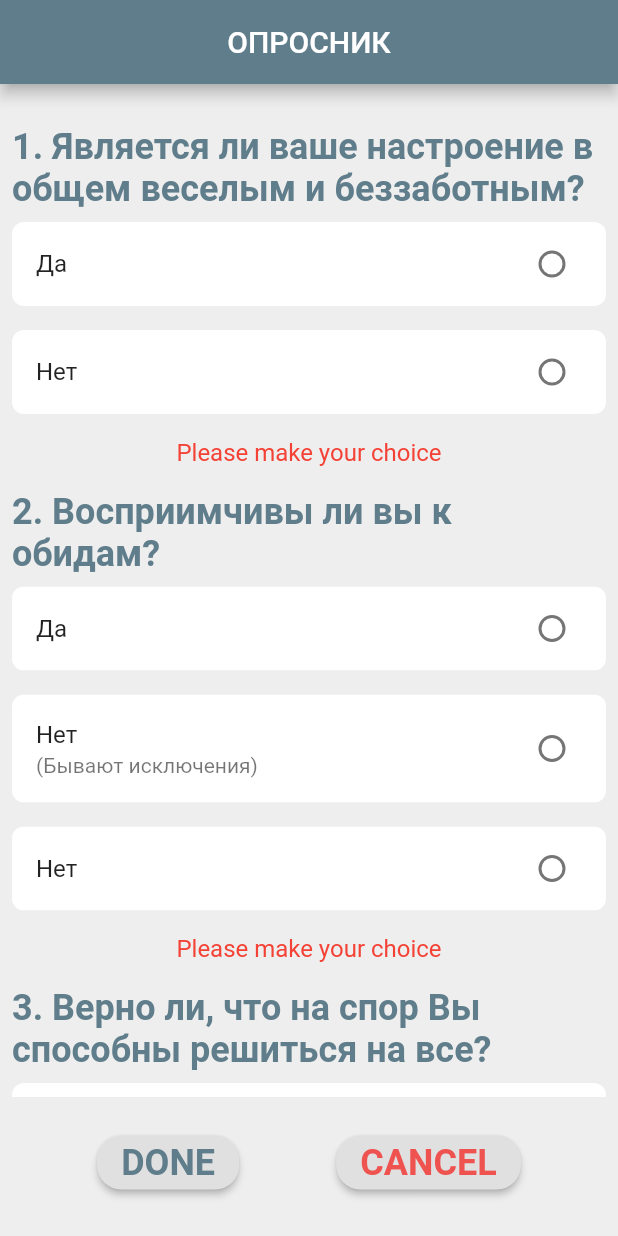
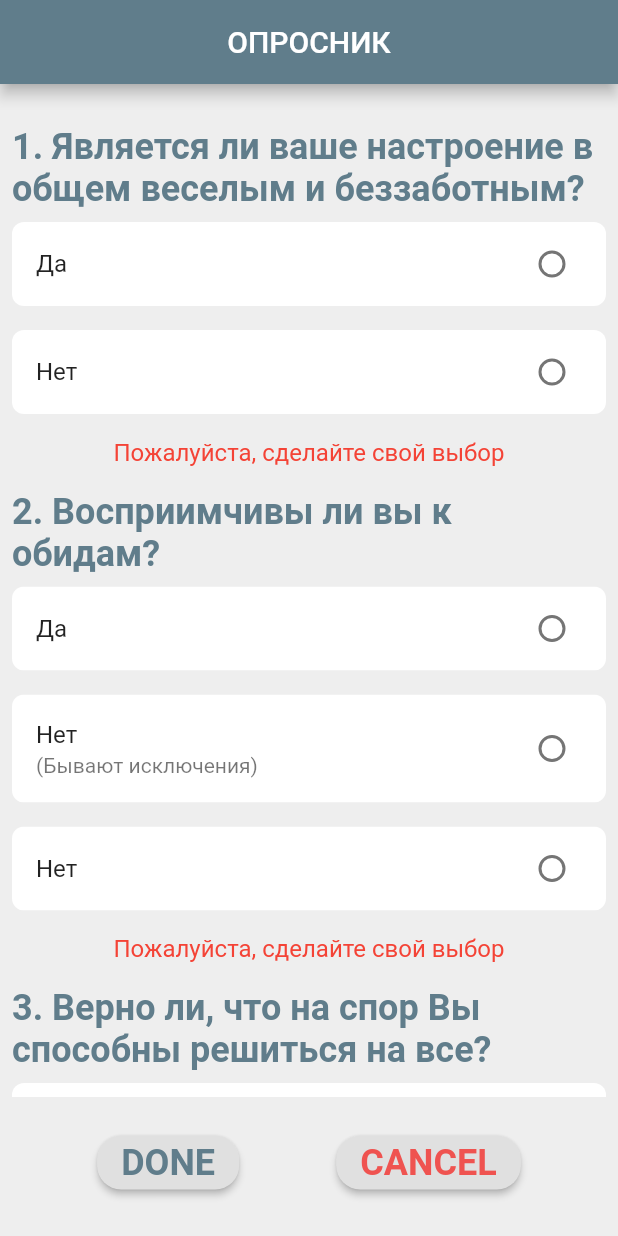
Before and after one commit to JXiMePa/questionnaire, a Flutter app: the screen it shows after launch, after a tap on "DONE", on a phone screen of 412 x 824 dp. Run offline on Flutter 3.47's test engine with Material 2 defaults, Android fonts, the phone set to English and light mode, and no system bars.

Commit message:
fix error message

```diff
--- a/lib/widgets/question_list.dart
+++ b/lib/widgets/question_list.dart
@@ -53,7 +53,7 @@ class QuestionList extends StatelessWidget {
           Visibility(
               visible: showError,
               child: Text(
-                "Please make your choice",
+                "Пожалуйста, сделайте свой выбор",
                 style: TextStyle(color: Colors.red, fontSize: 16.0),
               ))
         ],
```
